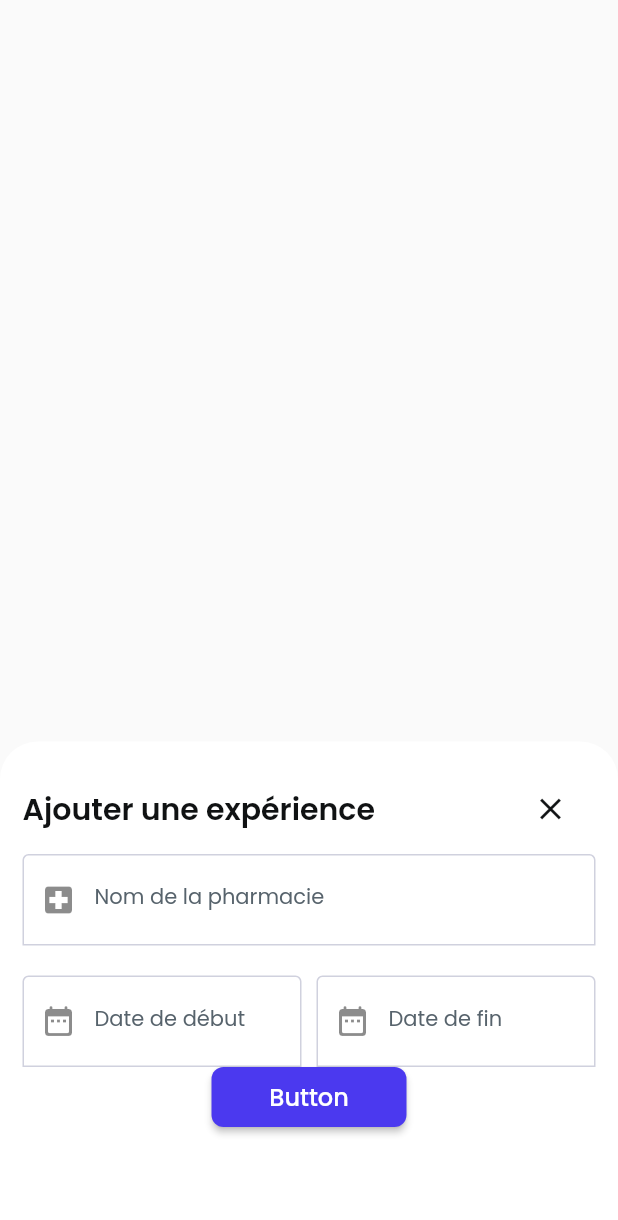
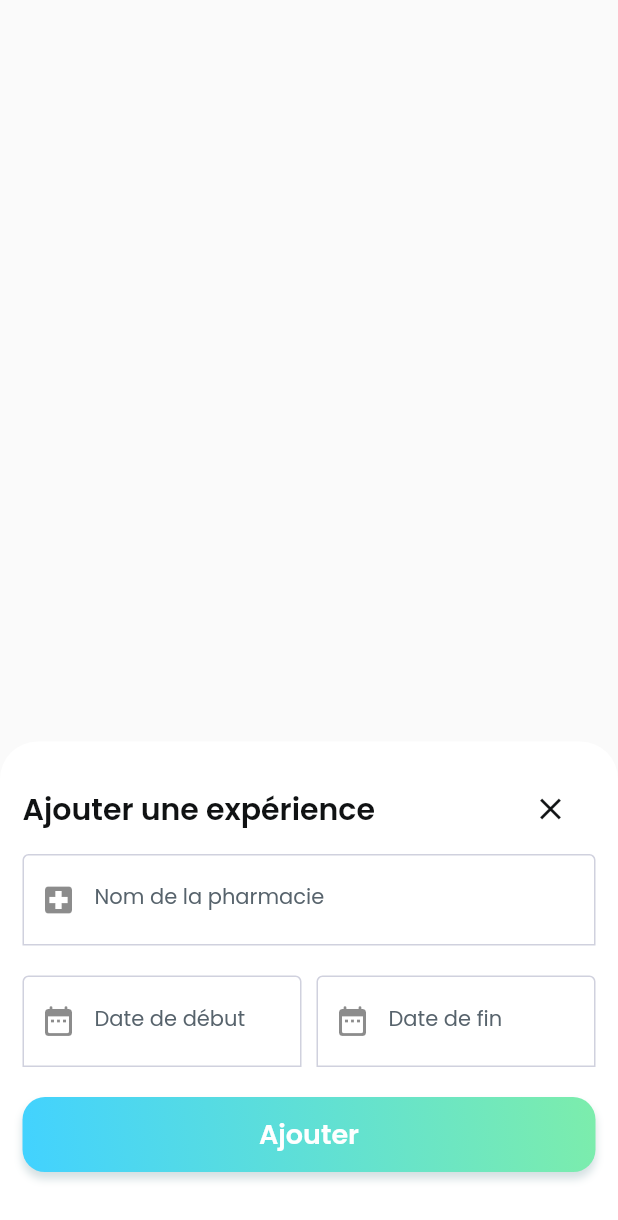
Before and after one commit to AvivoB/Pharmabox-FF, a Flutter app: the PopupExperiencesWidget widget shown alone on an empty page, opened directly, on a phone screen of 412 x 824 dp. Shown: the top 1220 px of the screen. Run offline on Flutter 3.47's test engine with Material 2 defaults, Android fonts, the phone set to English and light mode, and no system bars; drawn by our look-alikes of auto_size_text; our stand-ins replace dropdown_button2, easy_debounce, file_picker, firebase_auth, firebase_core, firebase_storage and 17 more; missing offline and left inert: json_path, mime_type; accounts and stored records are empty; network calls fail.

Commit message:
Updating to latest FlutterFlow output.

```diff
--- a/lib/popups/popup_experiences/popup_experiences_widget.dart
+++ b/lib/popups/popup_experiences/popup_experiences_widget.dart
@@ -67,18 +67,11 @@ class _PopupExperiencesWidgetState extends State<PopupExperiencesWidget> {
               topRight: Radius.circular(25.0),
             ),
           ),
+          child: Padding(
+            padding: EdgeInsetsDirectional.fromSTEB(15.0, 15.0, 15.0, 0.0),
             child: Column(
               mainAxisSize: MainAxisSize.max,
-            children: [
-              Column(
-                mainAxisSize: MainAxisSize.max,
-                children: [
-                  Padding(
-                    padding:
-                        EdgeInsetsDirectional.fromSTEB(15.0, 15.0, 15.0, 0.0),
-                    child: Column(
-                      mainAxisSize: MainAxisSize.max,
-                      mainAxisAlignment: MainAxisAlignment.spaceBetween,
+              mainAxisAlignment: MainAxisAlignment.start,
               children: [
                 Row(
                   mainAxisSize: MainAxisSize.max,
@@ -91,6 +84,7 @@ class _PopupExperiencesWidgetState extends State<PopupExperiencesWidget> {
                     ),
                     FlutterFlowIconButton(
                       borderColor: Colors.transparent,
+                      borderRadius: 30.0,
                       borderWidth: 1.0,
                       buttonSize: 60.0,
                       icon: Icon(
@@ -109,15 +103,14 @@ class _PopupExperiencesWidgetState extends State<PopupExperiencesWidget> {
                   children: [
                     Expanded(
                       child: Padding(
-                                padding: EdgeInsetsDirectional.fromSTEB(
-                                    0.0, 0.0, 0.0, 10.0),
+                        padding:
+                            EdgeInsetsDirectional.fromSTEB(0.0, 0.0, 0.0, 10.0),
                         child: TextFormField(
                           controller: _model.lgoFilterController,
                           obscureText: false,
                           decoration: InputDecoration(
                             labelText: 'Nom de la pharmacie',
-                                    labelStyle:
-                                        FlutterFlowTheme.of(context).bodyMedium,
+                            labelStyle: FlutterFlowTheme.of(context).bodyMedium,
                             hintText: 'Où avez - vous travailler ?',
                             enabledBorder: OutlineInputBorder(
                               borderSide: BorderSide(
@@ -131,8 +124,7 @@ class _PopupExperiencesWidgetState extends State<PopupExperiencesWidget> {
                             ),
                             focusedBorder: OutlineInputBorder(
                               borderSide: BorderSide(
-                                        color: FlutterFlowTheme.of(context)
-                                            .focusColor,
+                                color: FlutterFlowTheme.of(context).focusColor,
                                 width: 1.0,
                               ),
                               borderRadius: const BorderRadius.only(
@@ -164,8 +156,7 @@ class _PopupExperiencesWidgetState extends State<PopupExperiencesWidget> {
                               Icons.local_hospital,
                             ),
                           ),
-                                  style:
-                                      FlutterFlowTheme.of(context).bodyMedium,
+                          style: FlutterFlowTheme.of(context).bodyMedium,
                           validator: _model.lgoFilterControllerValidator
                               .asValidator(context),
                         ),
@@ -174,8 +165,7 @@ class _PopupExperiencesWidgetState extends State<PopupExperiencesWidget> {
                   ],
                 ),
                 Padding(
-                          padding: EdgeInsetsDirectional.fromSTEB(
-                              0.0, 10.0, 0.0, 0.0),
+                  padding: EdgeInsetsDirectional.fromSTEB(0.0, 10.0, 0.0, 0.0),
                   child: Row(
                     mainAxisSize: MainAxisSize.max,
                     mainAxisAlignment: MainAxisAlignment.spaceBetween,
@@ -185,13 +175,12 @@ class _PopupExperiencesWidgetState extends State<PopupExperiencesWidget> {
                           padding: EdgeInsetsDirectional.fromSTEB(
                               0.0, 0.0, 5.0, 0.0),
                           child: TextFormField(
-                                    controller:
-                                        _model.experienceDebutController,
+                            controller: _model.experienceDebutController,
                             obscureText: false,
                             decoration: InputDecoration(
                               labelText: 'Date de début',
-                                      labelStyle: FlutterFlowTheme.of(context)
-                                          .bodyMedium,
+                              labelStyle:
+                                  FlutterFlowTheme.of(context).bodyMedium,
                               hintText: 'Année',
                               enabledBorder: OutlineInputBorder(
                                 borderSide: BorderSide(
@@ -205,8 +194,8 @@ class _PopupExperiencesWidgetState extends State<PopupExperiencesWidget> {
                               ),
                               focusedBorder: OutlineInputBorder(
                                 borderSide: BorderSide(
-                                          color: FlutterFlowTheme.of(context)
-                                              .focusColor,
+                                  color:
+                                      FlutterFlowTheme.of(context).focusColor,
                                   width: 1.0,
                                 ),
                                 borderRadius: const BorderRadius.only(
@@ -238,15 +227,11 @@ class _PopupExperiencesWidgetState extends State<PopupExperiencesWidget> {
                                 Icons.date_range_rounded,
                               ),
                             ),
-                                    style:
-                                        FlutterFlowTheme.of(context).bodyMedium,
+                            style: FlutterFlowTheme.of(context).bodyMedium,
                             keyboardType: TextInputType.number,
-                                    validator: _model
-                                        .experienceDebutControllerValidator
+                            validator: _model.experienceDebutControllerValidator
                                 .asValidator(context),
-                                    inputFormatters: [
-                                      _model.experienceDebutMask
-                                    ],
+                            inputFormatters: [_model.experienceDebutMask],
                           ),
                         ),
                       ),
@@ -259,8 +244,8 @@ class _PopupExperiencesWidgetState extends State<PopupExperiencesWidget> {
                             obscureText: false,
                             decoration: InputDecoration(
                               labelText: 'Date de fin',
-                                      labelStyle: FlutterFlowTheme.of(context)
-                                          .bodyMedium,
+                              labelStyle:
+                                  FlutterFlowTheme.of(context).bodyMedium,
                               hintText: 'Année',
                               enabledBorder: OutlineInputBorder(
                                 borderSide: BorderSide(
@@ -274,8 +259,8 @@ class _PopupExperiencesWidgetState extends State<PopupExperiencesWidget> {
                               ),
                               focusedBorder: OutlineInputBorder(
                                 borderSide: BorderSide(
-                                          color: FlutterFlowTheme.of(context)
-                                              .focusColor,
+                                  color:
+                                      FlutterFlowTheme.of(context).focusColor,
                                   width: 1.0,
                                 ),
                                 borderRadius: const BorderRadius.only(
@@ -307,11 +292,9 @@ class _PopupExperiencesWidgetState extends State<PopupExperiencesWidget> {
                                 Icons.date_range_rounded,
                               ),
                             ),
-                                    style:
-                                        FlutterFlowTheme.of(context).bodyMedium,
+                            style: FlutterFlowTheme.of(context).bodyMedium,
                             keyboardType: TextInputType.number,
-                                    validator: _model
-                                        .experienceFinControllerValidator
+                            validator: _model.experienceFinControllerValidator
                                 .asValidator(context),
                             inputFormatters: [_model.experienceFinMask],
                           ),
@@ -320,25 +303,48 @@ class _PopupExperiencesWidgetState extends State<PopupExperiencesWidget> {
                     ],
                   ),
                 ),
-                        FFButtonWidget(
-                          onPressed: () async {
-                            setState(() {});
+                Padding(
+                  padding: EdgeInsetsDirectional.fromSTEB(0.0, 20.0, 0.0, 0.0),
+                  child: Container(
+                    width: double.infinity,
+                    height: 50.0,
+                    decoration: BoxDecoration(
+                      boxShadow: [
+                        BoxShadow(
+                          blurRadius: 4.0,
+                          color: Color(0x301F5C67),
+                          offset: Offset(0.0, 4.0),
+                        )
+                      ],
+                      gradient: LinearGradient(
+                        colors: [Color(0xFF7CEDAC), Color(0xFF42D2FF)],
+                        stops: [0.0, 1.0],
+                        begin: AlignmentDirectional(1.0, -1.0),
+                        end: AlignmentDirectional(-1.0, 1.0),
+                      ),
+                      borderRadius: BorderRadius.circular(15.0),
+                    ),
+                    child: FFButtonWidget(
+                      onPressed: () {
+                        print('Button pressed ...');
                       },
-                          text: 'Button',
+                      text: 'Ajouter',
                       options: FFButtonOptions(
-                            width: 130.0,
+                        width: double.infinity,
                         height: 40.0,
-                            padding: EdgeInsetsDirectional.fromSTEB(
-                                0.0, 0.0, 0.0, 0.0),
-                            iconPadding: EdgeInsetsDirectional.fromSTEB(
-                                0.0, 0.0, 0.0, 0.0),
-                            color: FlutterFlowTheme.of(context).primary,
-                            textStyle: FlutterFlowTheme.of(context)
-                                .titleSmall
-                                .override(
+                        padding:
+                            EdgeInsetsDirectional.fromSTEB(0.0, 0.0, 0.0, 0.0),
+                        iconPadding:
+                            EdgeInsetsDirectional.fromSTEB(0.0, 0.0, 0.0, 0.0),
+                        color: Color(0x00FFFFFF),
+                        textStyle:
+                            FlutterFlowTheme.of(context).titleSmall.override(
                                   fontFamily: 'Poppins',
                                   color: Colors.white,
+                                  fontSize: 18.0,
+                                  fontWeight: FontWeight.w600,
                                 ),
+                        elevation: 0.0,
                         borderSide: BorderSide(
                           color: Colors.transparent,
                           width: 1.0,
@@ -346,12 +352,10 @@ class _PopupExperiencesWidgetState extends State<PopupExperiencesWidget> {
                         borderRadius: BorderRadius.circular(8.0),
                       ),
                     ),
-                      ],
                   ),
                 ),
               ],
             ),
-            ],
           ),
         ),
       ],
--- a/lib/popups/popup_offre/popup_offre_widget.dart
+++ b/lib/popups/popup_offre/popup_offre_widget.dart
@@ -1109,6 +1109,7 @@ class _PopupOffreWidgetState extends State<PopupOffreWidget> {
                                     fontSize: 18.0,
                                     fontWeight: FontWeight.w600,
                                   ),
+                          elevation: 0.0,
                           borderSide: BorderSide(
                             color: Colors.transparent,
                             width: 1.0,
```
Also changed, not shown: lib/explorer/explorer_widget.dart (+7 -4 lines), lib/flutter_flow/flutter_flow_util.dart (+7 -5 lines), lib/popups/popup_groupement/popup_groupement_widget.dart (+4 -4 lines), lib/popups/popup_specialisation/popup_specialisation_widget.dart (+3 -9 lines), pubspec.yaml (+6 -6 lines), 3 other files. Lines whose indentation alone changed are shown as unchanged.
